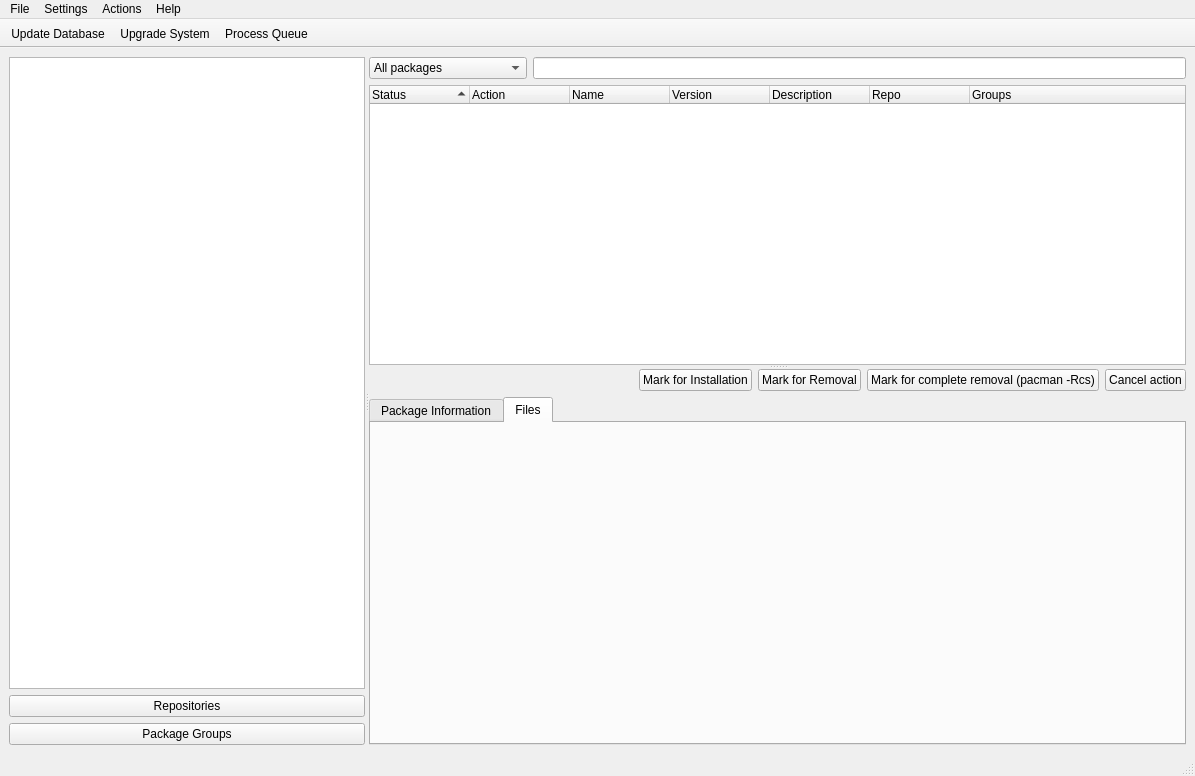
Above: trunk/ui/MainWindow.ui from drf/shaman1 before the change. Below: the same form after it.
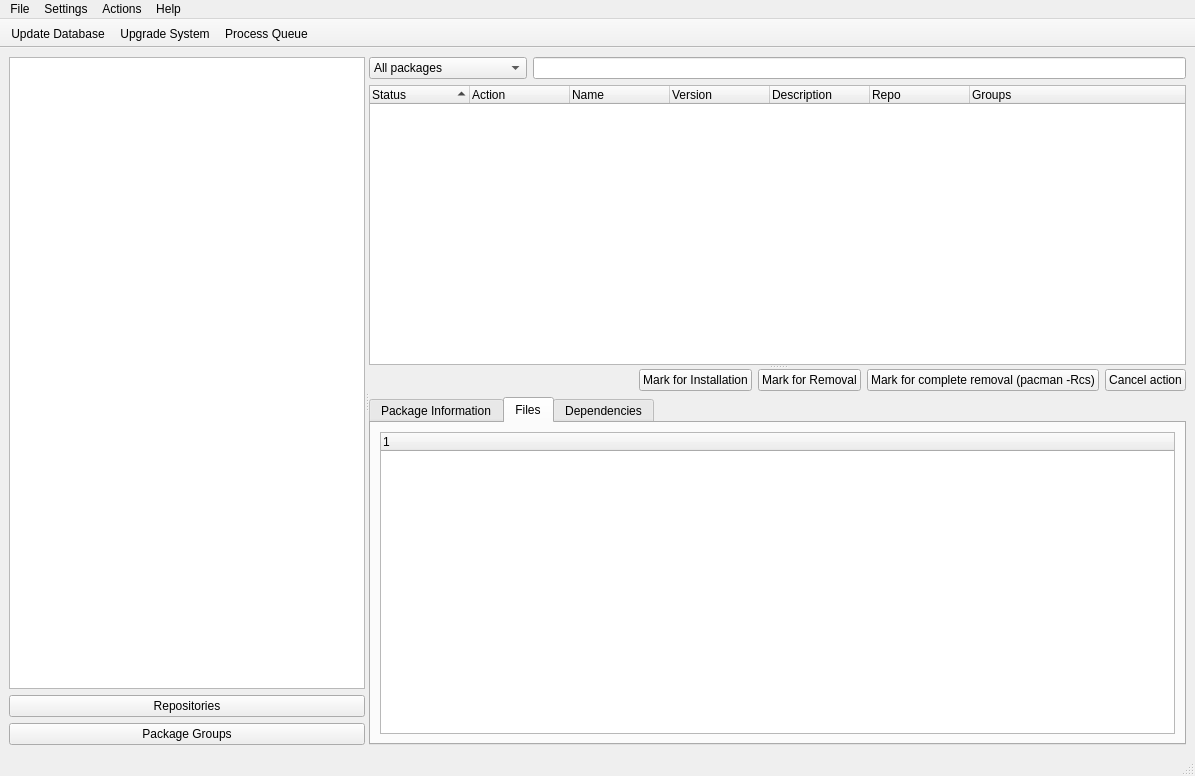
That is the form after the change. The open tabs and pages were chosen to show the change. Icons and pictures are not drawn.

Commit message: New depencies tab for PkgInfos

What changed in the file:
```diff
--- a/trunk/ui/MainWindow.ui
+++ b/trunk/ui/MainWindow.ui
@@ -297,6 +297,27 @@
             <attribute name="icon" >
              <iconset resource="qtpacman.qrc" >:/Icons/icons/document-open-folder.png</iconset>
             </attribute>
+            <layout class="QGridLayout" >
+             <item row="0" column="0" >
+              <widget class="QTreeWidget" name="filesWidget" >
+               <column>
+                <property name="text" >
+                 <string>1</string>
+                </property>
+               </column>
+              </widget>
+             </item>
+            </layout>
+           </widget>
+           <widget class="QWidget" name="dependenciesTab" >
+            <attribute name="title" >
+             <string>Dependencies</string>
+            </attribute>
+            <layout class="QGridLayout" >
+             <item row="0" column="0" >
+              <widget class="QListWidget" name="dependenciesWidget" />
+             </item>
+            </layout>
            </widget>
           </widget>
          </item>
```
Left out of the diff: 2 changed lines with no effect on the pictures. The commit also changes 1 other file.
